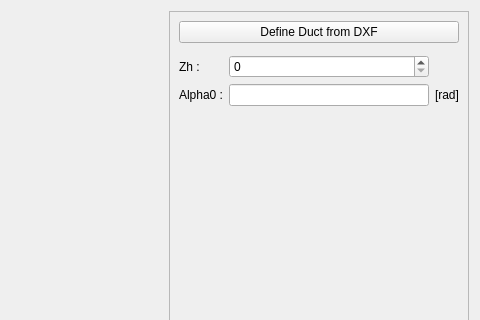
Qt form pyleecan/GUI/Dialog/DMachineSetup/DAVDuct/PVentUD/PVentUD.ui (Eomys/pyleecan) before a commit; both pictures show x 161 to 641 and y 0 to 320 of the 641 by 440 pixel window.
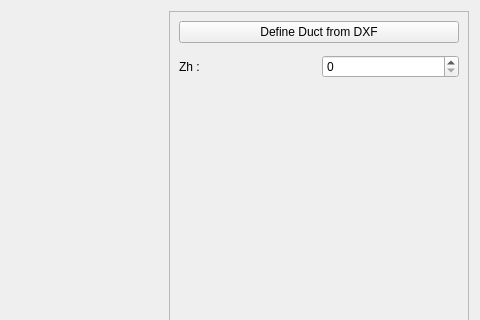
The same form after that commit. Custom widgets are drawn as their Qt base class.

Commit message: [CO] Rework Ventilation GUI: - Close tab instead of "Remove button" - Alpha0 is now share for all schematics + rad/deg - VentPolar W1 rad/deg

The edit to the form file:
```diff
--- a/pyleecan/GUI/Dialog/DMachineSetup/DAVDuct/PVentUD/PVentUD.ui
+++ b/pyleecan/GUI/Dialog/DMachineSetup/DAVDuct/PVentUD/PVentUD.ui
@@ -89,23 +89,6 @@
            </property>
           </widget>
          </item>
-         <item row="1" column="0">
-          <widget class="QLabel" name="in_Alpha0">
-           <property name="text">
-            <string>Alpha0 :</string>
-           </property>
-          </widget>
-         </item>
-         <item row="1" column="1">
-          <widget class="FloatEdit" name="lf_Alpha0"/>
-         </item>
-         <item row="1" column="2">
-          <widget class="QLabel" name="unit_Alpha0">
-           <property name="text">
-            <string>[rad]</string>
-           </property>
-          </widget>
-         </item>
         </layout>
        </item>
        <item>
@@ -131,17 +114,17 @@
   </layout>
  </widget>
  <customwidgets>
-  <customwidget>
-   <class>FloatEdit</class>
-   <extends>QLineEdit</extends>
-   <header>......GUI/Tools/FloatEdit.h</header>
-  </customwidget>
   <customwidget>
    <class>WVentOut</class>
    <extends>QWidget</extends>
    <header>......GUI.Dialog.DMachineSetup.DAVDuct.WVentOut.WVentOut.h</header>
    <container>1</container>
   </customwidget>
+  <customwidget>
+   <class>SpinBox</class>
+   <extends>QSpinBox</extends>
+   <header>......GUI/Tools/SpinBox.h</header>
+  </customwidget>
   <customwidget>
    <class>WPathSelectorV</class>
    <extends>QWidget</extends>
```
Left out of the diff: 2 changed lines with no effect on the pictures. The commit also changes 26 other files.
